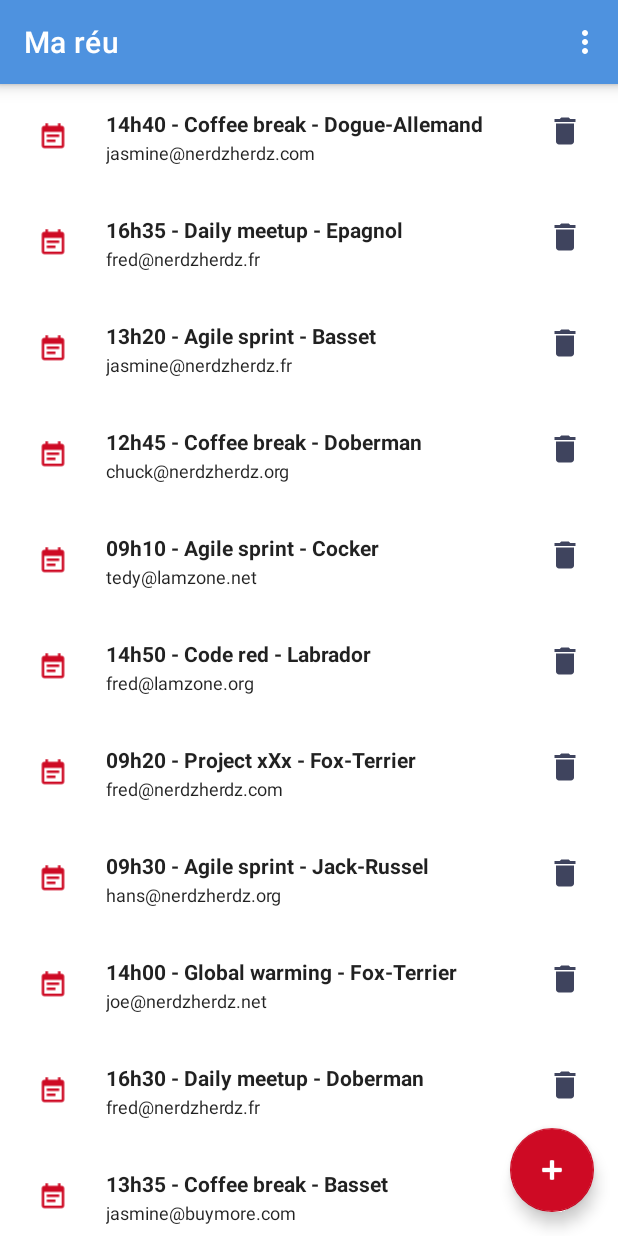
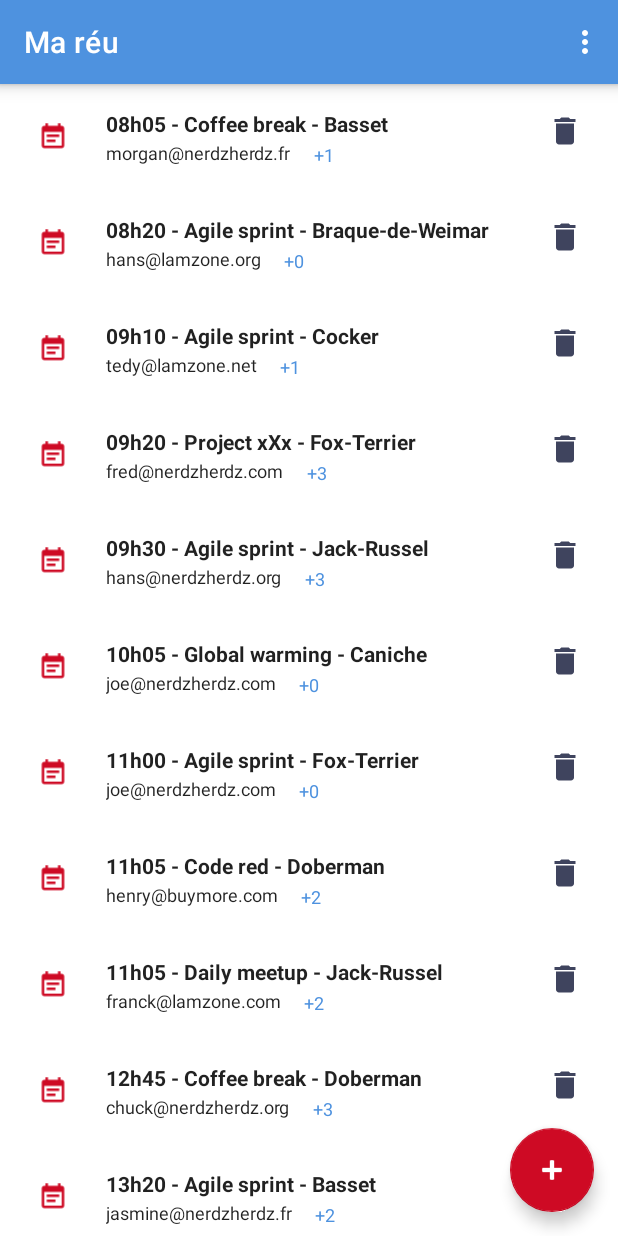
Before and after one commit to NinoDLC/Mareu, an Android app: the screen it shows after launch (MainActivity), on a phone screen of 412 x 824 dp. Run offline under Robolectric (Android 15) with nearby library versions, the phone set to English and light mode, and no system bars.

Commit message:
sorted meetings, clock buttons initialized, meetings with '+n' participants info

```diff
--- a/app/src/main/java/com/openclassrooms/mareu/model/Meeting.java
+++ b/app/src/main/java/com/openclassrooms/mareu/model/Meeting.java
@@ -3,7 +3,7 @@ package com.openclassrooms.mareu.model;
 import java.time.LocalDateTime;
 import java.util.HashSet;
 
-public class Meeting {
+public class Meeting implements Comparable<Meeting> {
 
     private final int mId;
     private final String mOwner;
@@ -50,4 +50,9 @@ public class Meeting {
     public int getMeetingRoomId() {
         return mMeetingRoomId;
     }
+
+    @Override
+    public int compareTo(Meeting o) {
+        return mStart.compareTo(o.mStart);
+    }
 }
--- a/app/src/main/java/com/openclassrooms/mareu/repository/DummyMeetingGenerator.java
+++ b/app/src/main/java/com/openclassrooms/mareu/repository/DummyMeetingGenerator.java
@@ -17,8 +17,6 @@ public abstract class DummyMeetingGenerator {
     private static final String[] mSubjects = {"Coffee break", "Code red", "Daily meetup", "Agile sprint", "Project xXx", "Global warming"};
 
     private static final Random mRand = new Random();
-
-    private static final LocalDateTime mRoundedNow = LocalDateTime.now().withHour(8).withMinute(0).withSecond(0);
 
     private static int i = 0;
 
@@ -61,7 +59,8 @@ public abstract class DummyMeetingGenerator {
     }
 
     private static LocalDateTime generateStart() {
-        return mRoundedNow.plusHours(mRand.nextInt(10)).withMinute(mRand.nextInt(12) * 5);
+        LocalDateTime roundedNow = LocalDateTime.now().withHour(8).withMinute(0).withSecond(0);
+        return roundedNow.plusHours(mRand.nextInt(10)).withMinute(mRand.nextInt(12) * 5);
     }
 
     private static LocalDateTime generateStop(LocalDateTime start) {
--- a/app/src/main/java/com/openclassrooms/mareu/repository/LocalMeetingsRepository.java
+++ b/app/src/main/java/com/openclassrooms/mareu/repository/LocalMeetingsRepository.java
@@ -9,6 +9,8 @@ import com.openclassrooms.mareu.model.MeetingRoom;
 
 import java.time.LocalDateTime;
 import java.util.ArrayList;
+import java.util.Collections;
+import java.util.Comparator;
 import java.util.HashMap;
 import java.util.Iterator;
 import java.util.List;
@@ -27,6 +29,11 @@ public class LocalMeetingsRepository implements MeetingsRepository {
             createMeeting(DummyMeetingGenerator.generateMeeting());
         }
         mNextMeetingId = mMeetings.get(mMeetings.size() - 1).getId();
+        sortMeetings();
+    }
+
+    private void sortMeetings(){
+        Collections.sort(mMeetings, Meeting::compareTo);
     }
 
     public HashMap<Integer, MeetingRoom> getMeetingRooms() {
@@ -55,8 +62,13 @@ public class LocalMeetingsRepository implements MeetingsRepository {
      * @Inherit
      */
     public boolean createMeeting(Meeting meeting) {
-        if (isValidMeeting(meeting))
-            return mMeetings.add(meeting);
+        if (isValidMeeting(meeting)) {
+            boolean added;
+            added = mMeetings.add(meeting);
+            if (added)
+                sortMeetings();
+            return added;
+        }
         return false;
     }
 
--- a/app/src/main/java/com/openclassrooms/mareu/ui/MeetingsRecyclerViewAdapter.java
+++ b/app/src/main/java/com/openclassrooms/mareu/ui/MeetingsRecyclerViewAdapter.java
@@ -56,6 +56,7 @@ public class MeetingsRecyclerViewAdapter extends ListAdapter<Meeting, MeetingsRe
         private final ImageView mImage;
         private final ImageButton mDelete;
         private final View mView;
+        private final TextView mMore;
 
         public ViewHolder(View view) {
             super(view);
@@ -64,6 +65,7 @@ public class MeetingsRecyclerViewAdapter extends ListAdapter<Meeting, MeetingsRe
             mImage = view.findViewById(R.id.meeting_image);
             mDelete = view.findViewById(R.id.meeting_delete_button);
             mView = view;
+            mMore = view.findViewById(R.id.meeting_participants_more);
         }
 
         public void bind(Meeting meeting, Listener listener, MeetingRoom meetingRoom) {
@@ -79,6 +81,7 @@ public class MeetingsRecyclerViewAdapter extends ListAdapter<Meeting, MeetingsRe
                     )
             );
             mParticipants.setText(meeting.getOwner());
+            mMore.setText(MessageFormat.format("+{0}", meeting.getParticipants().size()));
             mImage.setImageResource(meetingRoom.getImageSrc());
             mDelete.setOnClickListener(view -> listener.deleteButtonClicked(meeting.getId()));
             mView.setOnClickListener(view -> listener.itemClicked(meeting.getId()));
--- a/app/src/main/res/layout/fragment_meeting.xml
+++ b/app/src/main/res/layout/fragment_meeting.xml
@@ -37,7 +37,7 @@
 
     <TextView
         android:id="@+id/meeting_participants"
-        android:layout_width="0dp"
+        android:layout_width="wrap_content"
         android:layout_height="wrap_content"
         android:layout_marginHorizontal="@dimen/spacing"
         android:ellipsize="end"
@@ -45,10 +45,22 @@
         android:textAppearance="?attr/textAppearanceListItem"
         android:textSize="12sp"
         app:layout_constraintBottom_toBottomOf="parent"
-        app:layout_constraintEnd_toStartOf="@id/meeting_delete_button"
         app:layout_constraintStart_toEndOf="@id/meeting_image"
         app:layout_constraintTop_toBottomOf="@id/meeting_text"
         tools:text="@tools:sample/first_names" />
+
+    <TextView
+        android:id="@+id/meeting_participants_more"
+        android:layout_width="wrap_content"
+        android:layout_height="wrap_content"
+        android:layout_marginHorizontal="@dimen/spacing"
+        android:textAppearance="?attr/textAppearanceListItem"
+        android:textSize="12sp"
+        android:textColor="@color/blue"
+        app:layout_constraintBottom_toBottomOf="parent"
+        app:layout_constraintStart_toEndOf="@id/meeting_participants"
+        tools:text="+3" />
+
 
     <ImageButton
         android:id="@+id/meeting_delete_button"
```
Also changed, not shown: app/src/main/java/com/openclassrooms/mareu/ui/ShowMeetingActivity.java (+11 -6 lines).
